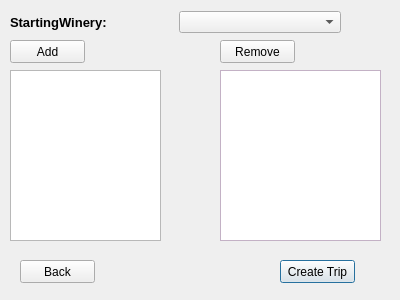
This is customtrip.ui in grenrock/cs1dQTRepository as Qt 5 draws it before an edit. The edited form follows.
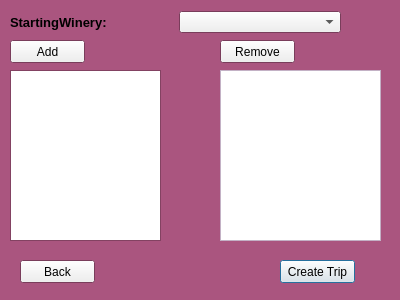
This is the edited form.

What changed in the file:
```diff
--- a/customtrip.ui
+++ b/customtrip.ui
@@ -10,6 +10,70 @@
     <height>300</height>
    </rect>
   </property>
+  <property name="palette">
+   <palette>
+    <active>
+     <colorrole role="Base">
+      <brush brushstyle="SolidPattern">
+       <color alpha="255">
+        <red>255</red>
+        <green>255</green>
+        <blue>255</blue>
+       </color>
+      </brush>
+     </colorrole>
+     <colorrole role="Window">
+      <brush brushstyle="SolidPattern">
+       <color alpha="255">
+        <red>170</red>
+        <green>85</green>
+        <blue>127</blue>
+       </color>
+      </brush>
+     </colorrole>
+    </active>
+    <inactive>
+     <colorrole role="Base">
+      <brush brushstyle="SolidPattern">
+       <color alpha="255">
+        <red>255</red>
+        <green>255</green>
+        <blue>255</blue>
+       </color>
+      </brush>
+     </colorrole>
+     <colorrole role="Window">
+      <brush brushstyle="SolidPattern">
+       <color alpha="255">
+        <red>170</red>
+        <green>85</green>
+        <blue>127</blue>
+       </color>
+      </brush>
+     </colorrole>
+    </inactive>
+    <disabled>
+     <colorrole role="Base">
+      <brush brushstyle="SolidPattern">
+       <color alpha="255">
+        <red>170</red>
+        <green>85</green>
+        <blue>127</blue>
+       </color>
+      </brush>
+     </colorrole>
+     <colorrole role="Window">
+      <brush brushstyle="SolidPattern">
+       <color alpha="255">
+        <red>170</red>
+        <green>85</green>
+        <blue>127</blue>
+       </color>
+      </brush>
+     </colorrole>
+    </disabled>
+   </palette>
+  </property>
   <property name="windowTitle">
    <string>Dialog</string>
   </property>
```
